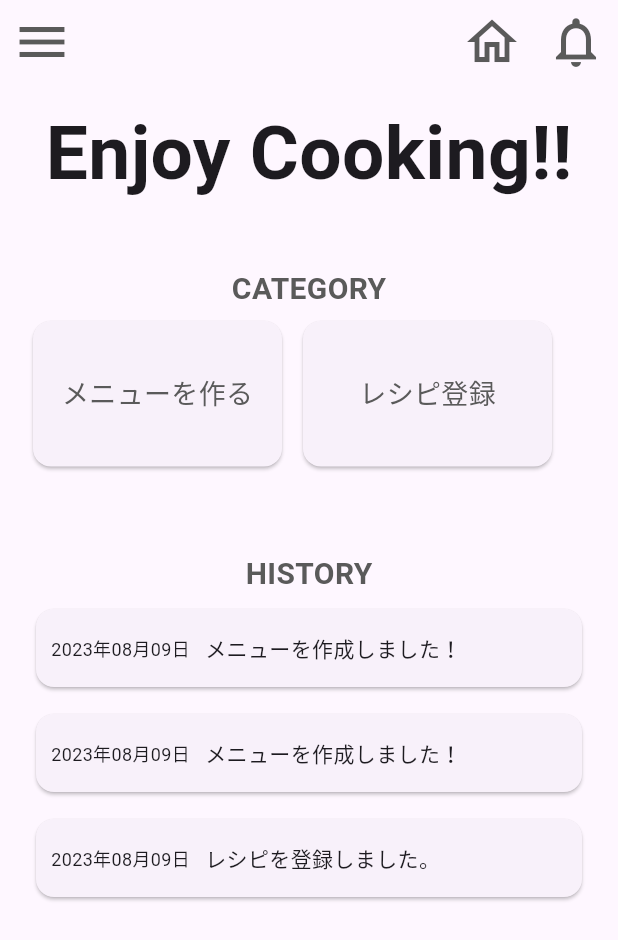
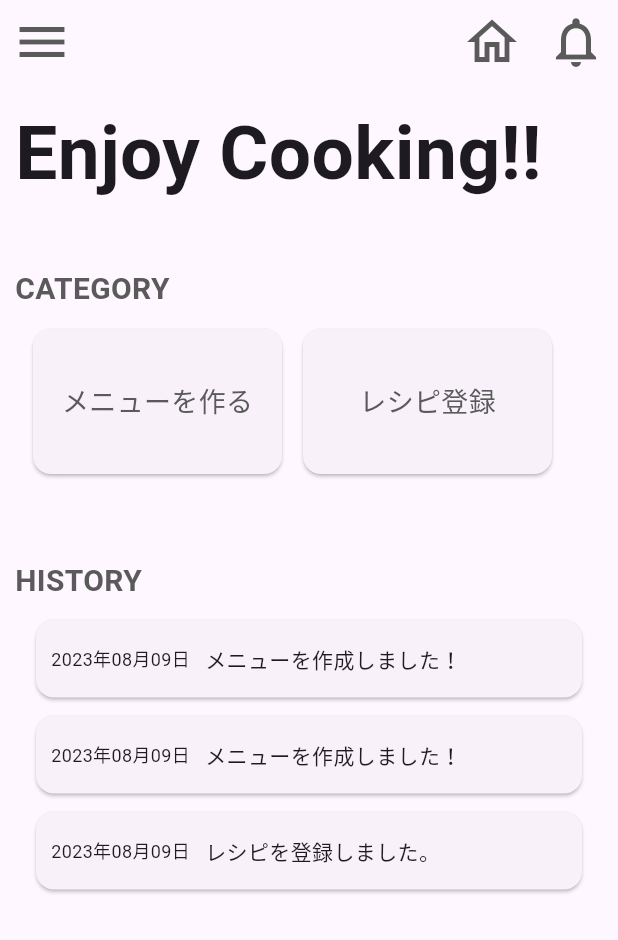
Before and after one commit to takumi3110/cook, a Flutter app: the screen it shows after launch, on a phone screen of 412 x 824 dp. Shown: the top 940 px of the screen. Run offline on Flutter 3.47's test engine with Material 2 defaults, Android fonts, the phone set to English and light mode, and no system bars.

Commit message:
update: crossAxisAlignment追加 column内を左寄せ

```diff
--- a/lib/view/top_page.dart
+++ b/lib/view/top_page.dart
@@ -48,6 +48,7 @@ class _TopPageState extends State<TopPage> {
         height: MediaQuery.of(context).size.height,
         padding: const EdgeInsets.all(10),
         child: const Column(
+          crossAxisAlignment: CrossAxisAlignment.start,
           children: [
             Text(
               'Enjoy Cooking!!',
@@ -56,8 +57,6 @@ class _TopPageState extends State<TopPage> {
             SizedBox(
               height: 40,
             ),
-            Column(
-              children: [
             Text(
               'CATEGORY',
               style: TextStyle(
@@ -65,8 +64,9 @@ class _TopPageState extends State<TopPage> {
                   fontWeight: FontWeight.bold,
                   color: Color(0xff5a5a5a)),
             ),
+            SizedBox(height: 5,),
             Padding(
-                  padding: EdgeInsets.symmetric(horizontal: 5.0),
+              padding: EdgeInsets.symmetric(horizontal: 5),
               child: Row(
                 children: [
                   SizedBox(
@@ -95,12 +95,13 @@ class _TopPageState extends State<TopPage> {
                   )
                 ],
               ),
-                )
-              ],
             ),
             SizedBox(
               height: 50,
             ),
+            Column(
+              crossAxisAlignment: CrossAxisAlignment.start,
+              children: [
                 Text(
                   'HISTORY',
                   style: TextStyle(
@@ -108,6 +109,9 @@ class _TopPageState extends State<TopPage> {
                       fontWeight: FontWeight.bold,
                       color: Color(0xff5a5a5a)),
                 ),
+              ],
+            ),
+            SizedBox(height: 5,),
             HistoryTimeLine()
           ],
         ),
@@ -138,7 +142,7 @@ class _HistoryTimeLineState extends State<HistoryTimeLine> {
           itemCount: historyList.length,
           itemBuilder: (context, index) {
             return Padding(
-              padding: const EdgeInsets.symmetric(horizontal: 10.0, vertical: 5),
+              padding: const EdgeInsets.symmetric(horizontal: 10.0, vertical: 2),
               child: SizedBox(
                 height: 60,
                 width: 330,
```
Lines whose indentation alone changed are shown as unchanged.
